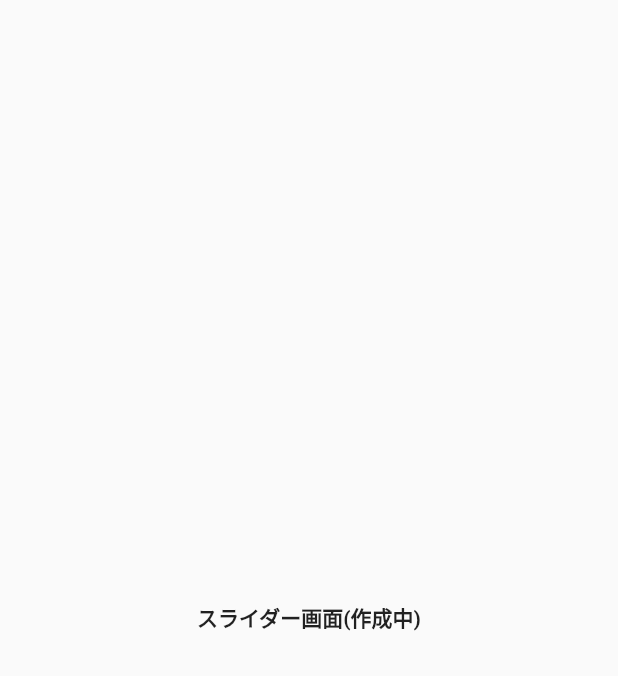
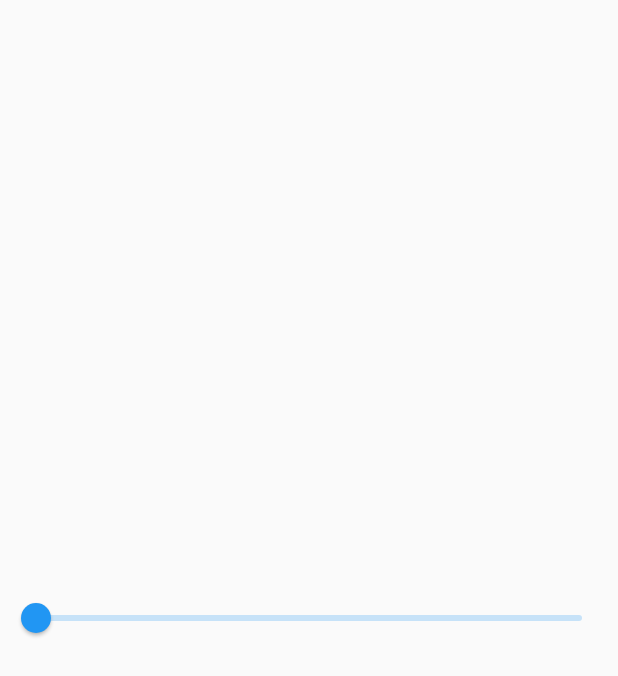
Before and after one commit to t-w-yokohama/flutter_sample, a Flutter app: the screen it shows after launch, after a tap on "スライダー画面", on a phone screen of 412 x 824 dp. Shown: the top 676 px of the screen. Run offline on Flutter 3.47's test engine with Material 2 defaults, Android fonts, the phone set to English and light mode, and no system bars.

Commit message:
スライダーを実装

```diff
--- a/lib/ui/screen/slider_screen.dart
+++ b/lib/ui/screen/slider_screen.dart
@@ -6,14 +6,25 @@ class SliderScreen extends StatefulWidget {
 }
 
 class _SliderScreenState extends State<SliderScreen> {
+  double _currentSliderValue = 0.0;
+
   @override
   Widget build(BuildContext context) {
     return Scaffold(
       body: SafeArea(
         child: Center(
-          child: Text(
-            'スライダー画面(作成中)',
-            style: TextStyle(fontWeight: FontWeight.bold),
+          child: Slider(
+            min: 0,
+            max: 10.0,
+            value: _currentSliderValue,
+            onChanged: (double value) => {
+              setState(
+                () => {
+                  _currentSliderValue = value,
+                  print('slider value = $value'),
+                },
+              ),
+            },
           ),
         ),
       ),
```
